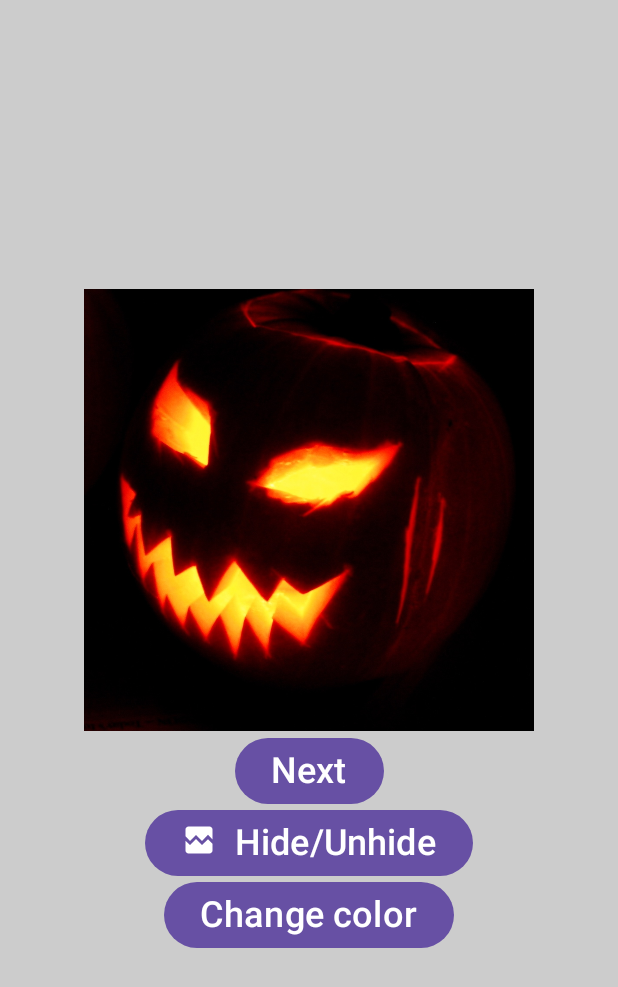
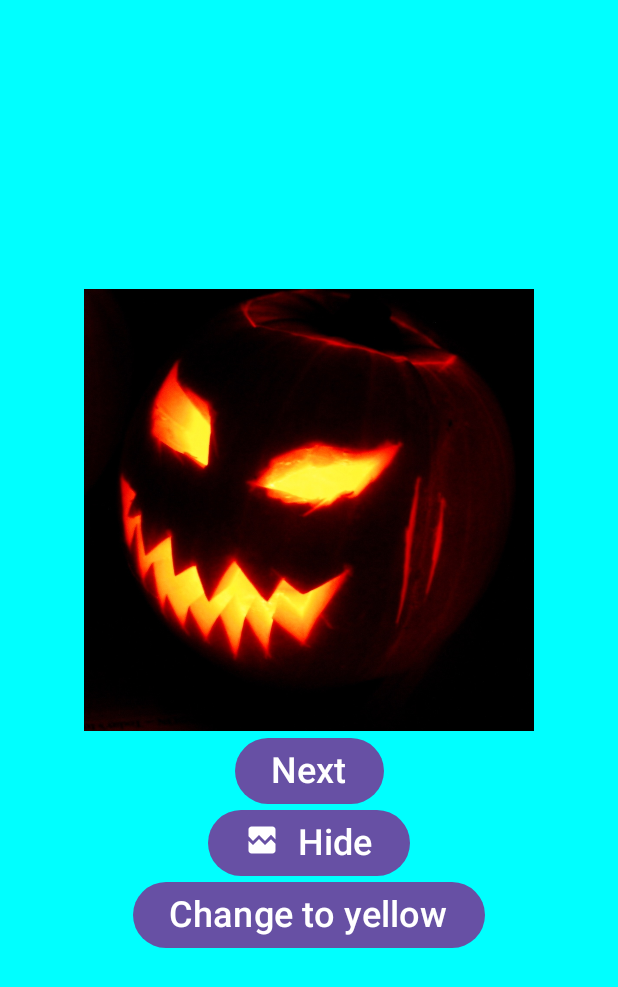
Before and after one commit to austinny26/app2, an Android app built with Jetpack Compose: the screen it shows after launch (MainActivity), on a phone screen of 412 x 824 dp. Shown: the top 987 px of the screen. Run offline under Robolectric (Android 15) with nearby library versions, the phone set to English and light mode, and no system bars.

Commit message:
changed buttons to change and reflect the changes.

```diff
--- a/app/src/main/java/com/example/app2/MainActivity.kt
+++ b/app/src/main/java/com/example/app2/MainActivity.kt
@@ -1,10 +1,6 @@
 package com.example.app2
 
-
 import android.os.Bundle
-import android.util.Log
-import android.widget.Button
-import android.widget.Toast
 import androidx.activity.ComponentActivity
 import androidx.activity.compose.setContent
 import androidx.activity.enableEdgeToEdge
@@ -15,12 +11,10 @@ import androidx.compose.foundation.layout.Column
 import androidx.compose.foundation.layout.Row
 import androidx.compose.foundation.layout.Spacer
 import androidx.compose.foundation.layout.fillMaxSize
-import androidx.compose.foundation.layout.padding
 import androidx.compose.foundation.layout.size
 import androidx.compose.foundation.layout.width
 import androidx.compose.material3.Button
 import androidx.compose.material3.Icon
-import androidx.compose.material3.Scaffold
 import androidx.compose.material3.Surface
 import androidx.compose.material3.Text
 import androidx.compose.runtime.Composable
@@ -33,47 +27,31 @@ import androidx.compose.runtime.setValue
 import androidx.compose.ui.Alignment
 import androidx.compose.ui.Modifier
 import androidx.compose.ui.graphics.Color
-import androidx.compose.ui.graphics.painter.Painter
-import androidx.compose.ui.platform.LocalContext
 import androidx.compose.ui.res.painterResource
 import androidx.compose.ui.tooling.preview.Preview
 import androidx.compose.ui.unit.dp
 import androidx.compose.ui.unit.sp
-import com.example.app2.ui.theme.App2Theme
-
 
 class MainActivity : ComponentActivity() {
     override fun onCreate(savedInstanceState: Bundle?) {
         super.onCreate(savedInstanceState)
         enableEdgeToEdge()
-        setContent {
-            MainLayout()
-        }
+        setContent { MainLayout() }
     }
 }
 
-
-
-
 @Composable
 fun MainLayout() {
-
-    var backcolor by remember { mutableStateOf(Color.LightGray) }
+    var backColor by remember { mutableStateOf(Color.Cyan) }
     var imgNum by remember { mutableIntStateOf(1) }
     var alpha by remember { mutableFloatStateOf(1.0f) }
     var visible by remember { mutableStateOf(true) }
-    var image = when (imgNum) {
-        1 -> R.drawable.pumpkin
-        2 -> R.drawable.spooky
-        else -> R.drawable.pacman
-    }
 
-    if (imgNum > 3){
-        imgNum = 1
-    }
+    if (imgNum > 3) imgNum = 1
+    if (imgNum < 1) imgNum = 3
 
     Surface(
-        color = backcolor,
+        color = backColor,
         modifier = Modifier.fillMaxSize()
     ) {
         Column(
@@ -81,92 +59,91 @@ fun MainLayout() {
             horizontalAlignment = Alignment.CenterHorizontally,
             modifier = Modifier.fillMaxSize()
         ) {
+            ImageDisplay(
+                imageRes = when (imgNum) {
+                    1 -> R.drawable.pumpkin
+                    2 -> R.drawable.spooky
+                    else -> R.drawable.pacman
+                },
+                visible = visible,
+                alpha = alpha,
+                onImageTap = {
+                    val next = alpha - 0.2f
+                    alpha = if (next < 0.2f) 1.0f else next
+                },
+                background = backColor
+            )
+            NextButton(onNext = { imgNum++ })
+            VisibilityToggleButton(
+                visible = visible,
+                onToggle = { visible = !visible }
+            )
+            ColorToggleButton(
+                current = backColor,
+                onToggle = {
+                    backColor = if (backColor == Color.Cyan) Color.Yellow else Color.Cyan
+                }
+            )
+        }
+    }
+}
 
-            val context = LocalContext.current
-
+@Composable
+fun ImageDisplay(
+    imageRes: Int,
+    visible: Boolean,
+    alpha: Float,
+    onImageTap: () -> Unit,
+    background: Color
+) {
     Surface(
-                modifier = Modifier
-                    .size(300.dp),
-                color = backcolor
+        modifier = Modifier.size(300.dp),
+        color = background
     ) {
         if (visible) {
             Image(
-                        painter = painterResource(image),
-                        contentDescription = "scary",
+                painter = painterResource(imageRes),
+                contentDescription = "image",
                 alpha = alpha,
-                        modifier = Modifier.fillMaxSize()
-                            .clickable(
-                                onClick = {
-                                    alpha = alpha - .2f
-                                }
-                            )
+                modifier = Modifier
+                    .fillMaxSize()
+                    .clickable { onImageTap() }
             )
         }
     }
+}
 
-            Button(
-                onClick = {
-                    imgNum++
+@Composable
+fun NextButton(onNext: () -> Unit) {
+    Button(onClick = onNext) {
+        Text(text = "Next", fontSize = 24.sp)
     }
-            ) {
+}
+
+@Composable
+fun VisibilityToggleButton(visible: Boolean, onToggle: () -> Unit) {
+    Button(onClick = onToggle) {
+        Row {
+            Icon(
+                painter = painterResource(R.drawable.baseline_broken_image_24),
+                contentDescription = "toggle visibility"
+            )
+            Spacer(modifier = Modifier.width(12.dp))
             Text(
-                    text = "Next",
+                text = if (visible) "Hide" else "Unhide",
                 fontSize = 24.sp
             )
         }
-
-
-            Button(
-                onClick = {
-                    val toast = Toast.makeText(context, "button 2 clicked", Toast.LENGTH_SHORT)
-                    toast.show()
-                    Log.i("main activity","button 2 clicked")
-                    visible = !visible
-                }
-            ) {
-                Row () {
-                    Icon(
-                        painter = painterResource(R.drawable.baseline_broken_image_24),
-                        "image"
-                    )
-                    Spacer(modifier = Modifier.width(12.dp))
-
-
-                    Text(
-                        text = "Hide/Unhide",
-                        fontSize = 24.sp
-
-
-                    )
     }
 }
 
-            Button(
-                onClick = {
-                    if(backcolor == Color.LightGray){
-                        backcolor = Color.DarkGray
-                    }
-                    else{
-                        backcolor = Color.LightGray
+@Composable
+fun ColorToggleButton(current: Color, onToggle: () -> Unit) {
+    Button(onClick = onToggle) {
+        val label = if (current == Color.Cyan) "Change to yellow" else "Change to cyan"
+        Text(text = label, fontSize = 24.sp)
     }
 }
-            ){
-                Text(
-                    text = "Change color",
-                    fontSize = 24.sp
-                )
-            }
-
-        }
-    }
-
-
-
-
-}
-
-
-
 
 @Preview
 @Composable
```
Lines whose indentation alone changed are shown as unchanged.
